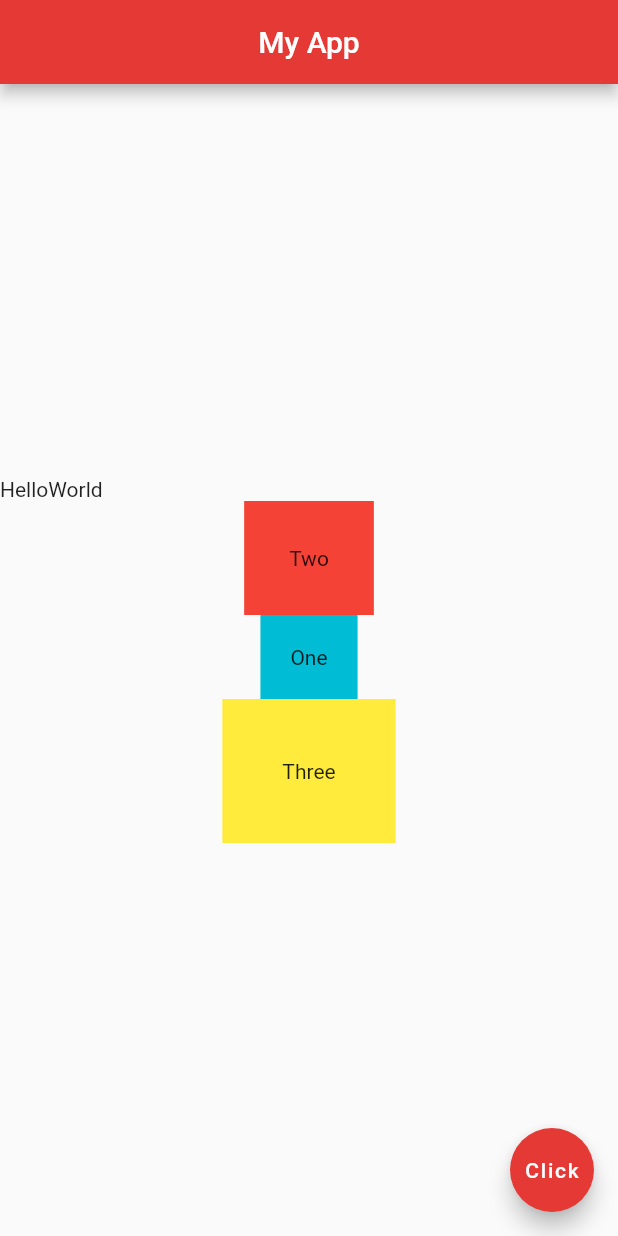
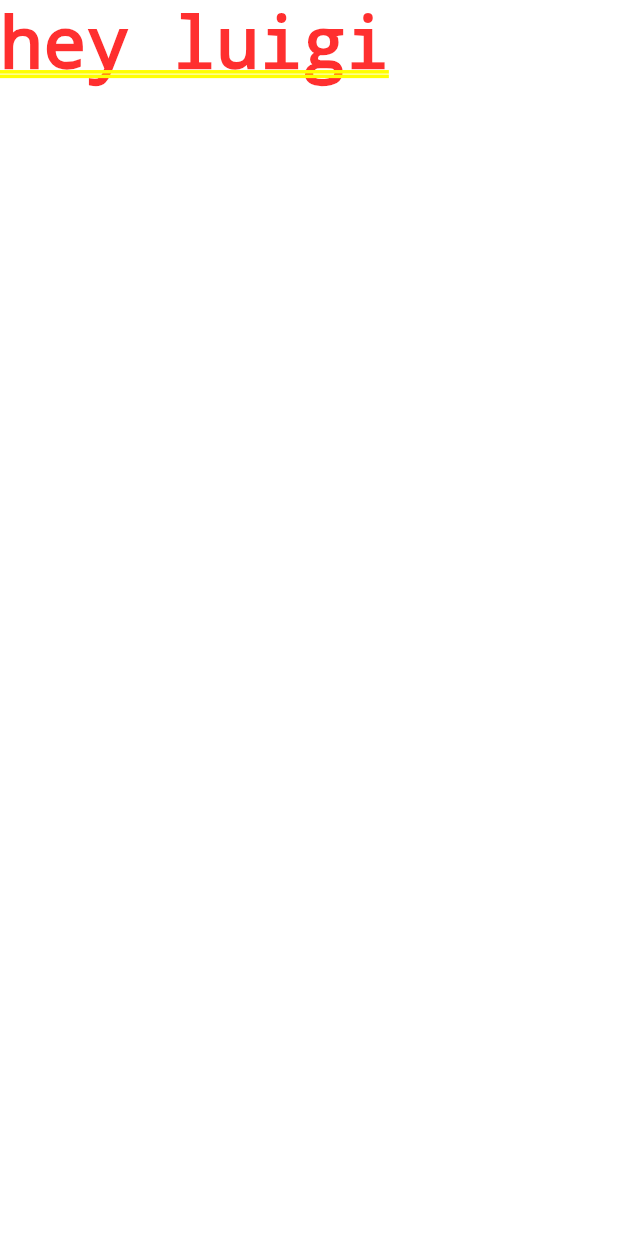
Before and after one commit to TengoCharlie/Flutter-Demo-app, a Flutter app: the screen it shows after launch, on a phone screen of 412 x 824 dp. Run offline on Flutter 3.47's test engine with Material 2 defaults, Android fonts, the phone set to English and light mode, and no system bars.

Commit message:
Hello world

```diff
--- a/lib/main.dart
+++ b/lib/main.dart
@@ -1,53 +1,5 @@
-import 'package:flutter/cupertino.dart';
 import 'package:flutter/material.dart';
 
-void main() => runApp(MaterialApp(home: Home()));
-
-//Flutter outline and Action menu
-class Home extends StatelessWidget {
-  // const Home({Key? key}) : super(key: key);
-
-  @override
-  Widget build(BuildContext context) {
-    return Scaffold(//Wrapper to make layout
-      appBar: AppBar(
-        title: Text("My App"),
-        centerTitle: true,
-        backgroundColor: Colors.red[600],
-      ),
-      body: Column(
-        mainAxisAlignment: MainAxisAlignment.center,
-        crossAxisAlignment: CrossAxisAlignment.center,
-        children: [
-          Row(
-            children: [
-              Text("Hello"),
-              Text("World")
-            ],
-          ),
-          Container(
-            color: Colors.red,
-            padding: EdgeInsets.all(30),
-            child: Text('Two'),
-          ),
-          Container(
-            color: Colors.cyan,
-            padding: EdgeInsets.all(20),
-            child: Text('One'),
-          ),
-          Container(
-            color: Colors.yellow,
-            padding: EdgeInsets.all(40),
-            child: Text('Three'),
-          ),
-
-        ],
-      ),
-      floatingActionButton: FloatingActionButton(
-        onPressed: () {  },
-        child: Text("Click"),
-        backgroundColor: Colors.red[600],
-      ),
-    );
-  }
-}
+void main() => runApp(MaterialApp(
+    home: Text('hey luigi')
+));
```
